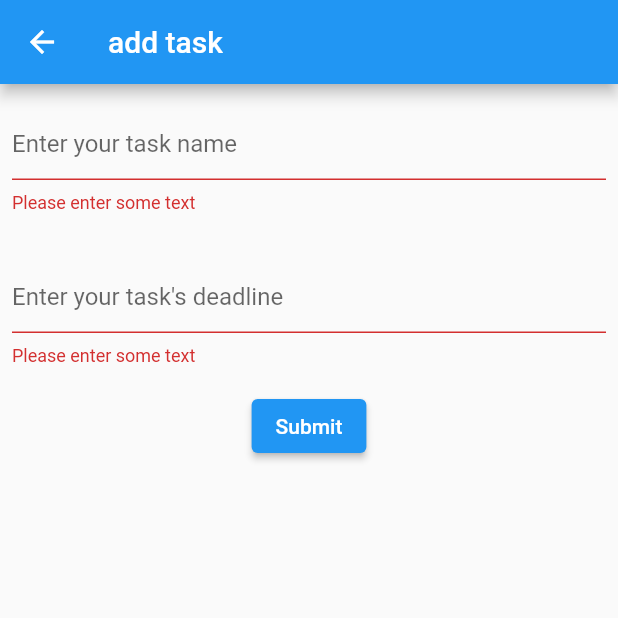
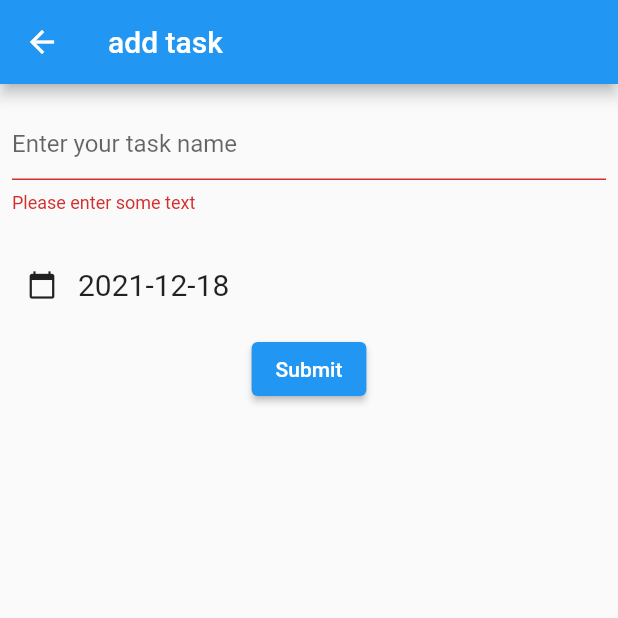
Before and after one commit to hedwig100/todo_app, a Flutter app: the AddTaskPage screen opened directly, after a tap on "Submit", on a phone screen of 412 x 824 dp, the top half of it. Run offline on Flutter 3.47's test engine with Material 2 defaults, Android fonts, the phone set to English and light mode, and no system bars.

Commit message:
[update] make the datatype of task.date DateTime

```diff
--- a/lib/add_task.dart
+++ b/lib/add_task.dart
@@ -26,7 +26,7 @@ class TaskForm extends StatefulWidget {
 class _TaskFormState extends State<TaskForm> {
   final _formKey = GlobalKey<FormState>();
   late String _inputTaskName;
-  late String _inputDeadline;
+  DateTime _inputDeadline = DateTime.now();
 
   @override
   Widget build(BuildContext context) {
@@ -54,21 +54,28 @@ class _TaskFormState extends State<TaskForm> {
             )
           ),
           Padding(
-            padding: const EdgeInsets.symmetric(vertical: 16,horizontal: 8),
-            child: TextFormField(
-              validator: (value) {
-                if (value == null || value.isEmpty) {
-                  return "Please enter some text";
-                }
-                return null;
-              },
-              decoration: const InputDecoration(
-                border: UnderlineInputBorder(),
-                hintText: "Enter your task's deadline"
-              ),
-              onChanged: (text) {
-                _inputDeadline = text;
-              },
+            padding: const EdgeInsets.symmetric(vertical: 8,horizontal: 4),
+            child: Row(
+              children: [
+                IconButton(
+                  iconSize: 20,
+                  icon: const Icon(Icons.calendar_today),
+                  onPressed: () async {
+                    final date = await showDatePicker(
+                      context: context,
+                      initialDate: DateTime.now(),
+                      firstDate: DateTime.now().subtract(const Duration(days: 30)),
+                      lastDate: DateTime.now().add(const Duration(days: 720)),
+                    );
+                    if (date != null) {
+                      setState((){
+                        _inputDeadline = date;
+                      });
+                    }
+                  }
+                ),
+                Text(_inputDeadline.toString().split(" ")[0],style: const TextStyle(fontSize: 20))
+              ]
             )
           ),
           Center(
--- a/lib/main.dart
+++ b/lib/main.dart
@@ -31,12 +31,12 @@ class MyTodoApp extends StatefulWidget {
 class _MyTodoAppState extends State<MyTodoApp> {
   final List<TaskTile> _taskLists = [
     TaskTile(Icons.air, "Today's task", <Task>[
-      Task("task1","1/23",true),
-      Task("task2","2/4",false)
+      Task("task1",DateTime(2020,9,7,0,0),true),
+      Task("task2",DateTime(2021,3,30,0,0),false)
     ]),
     TaskTile(Icons.games,"Game to buy",<Task>[
-      Task("task3","4/3",false),
-      Task("task4","12/12",true)
+      Task("task3",DateTime(2021,2,3,0,0),false),
+      Task("task4",DateTime(2020,11,14,0,0),true)
     ])
   ];
 
--- a/lib/task.dart
+++ b/lib/task.dart
@@ -2,7 +2,7 @@ import "package:flutter/material.dart";
 
 class Task extends Object {
   final String taskName;
-  final String deadline;
+  final DateTime deadline;
   bool isDone;
 
   Task(this.taskName, this.deadline, this.isDone);
```
